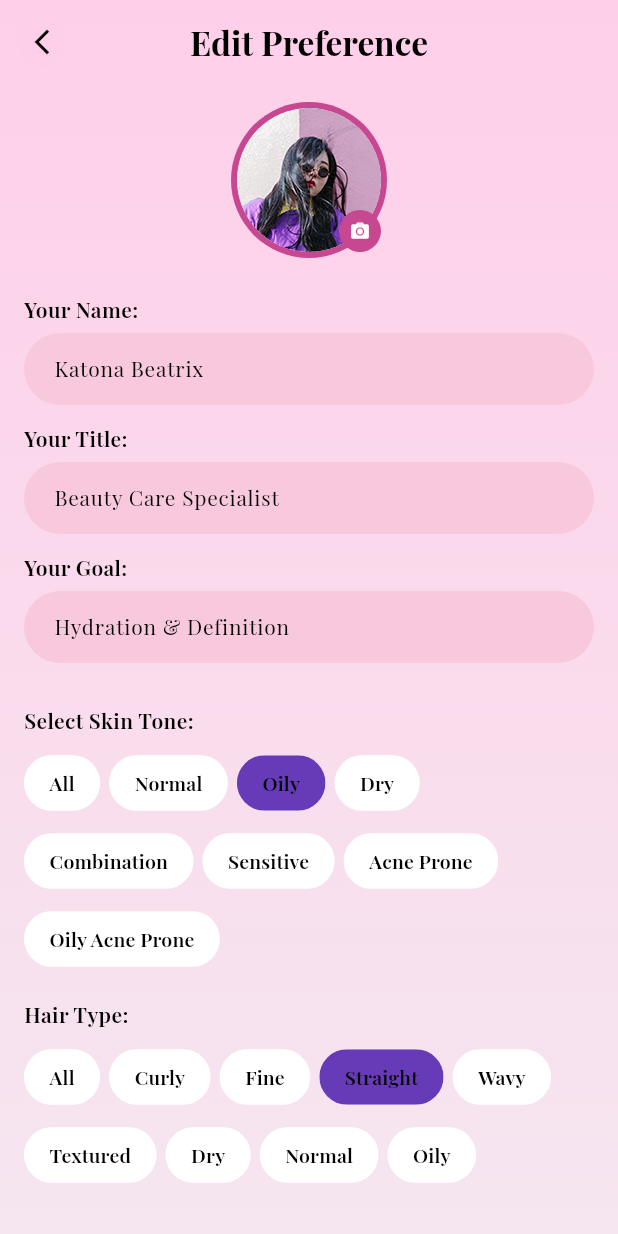
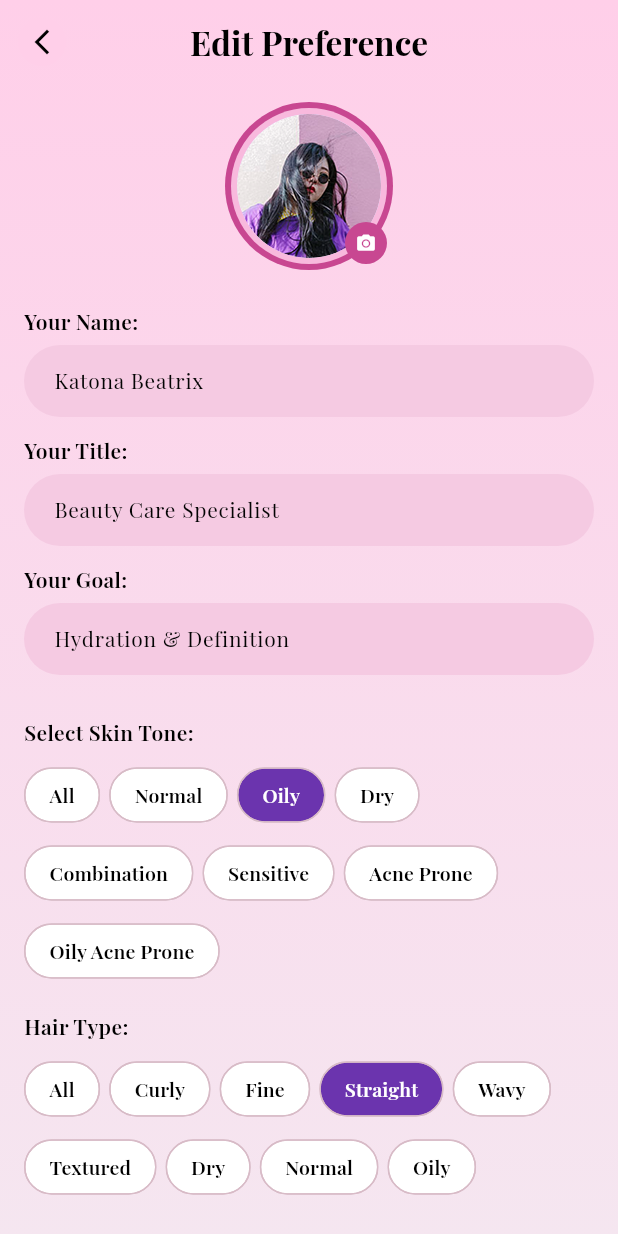
Before and after one commit to Softvence-Omega-Dev-Ninjas/the9thhour, a Flutter app: the EditPreferenceScreen screen opened by its route, on a phone screen of 412 x 824 dp. Run offline on Flutter 3.47's test engine with Material 3 defaults, Android fonts, the phone set to English and light mode, and no system bars; our stand-ins replace flutter_easyloading, flutter_screenutil, font_awesome_flutter, get, google_fonts, image_picker and 1 more.

Commit message:
update screen

```diff
--- a/lib/features/edit_preference_screen/widgets/preference_text_field.dart
+++ b/lib/features/edit_preference_screen/widgets/preference_text_field.dart
@@ -16,14 +16,14 @@ class PreferenceTextField extends StatelessWidget {
     return Column(
       crossAxisAlignment: CrossAxisAlignment.start,
       children: [
-        Text(label, style: GlobalTextStyle.heading2.copyWith(fontSize: 14)),
+        Text(label, style: GlobalTextStyle.heading2.copyWith(fontSize: 14,)),
         const SizedBox(height: 6),
         TextField(
           controller: TextEditingController(text: initialValue),
           style: GlobalTextStyle.bodyText.copyWith(fontSize: 14,fontWeight: FontWeight.w100),
           decoration: InputDecoration(
             filled: true,
-            fillColor: Color.fromARGB(255, 248, 201, 220),
+            fillColor: Color.fromARGB(255, 245, 202, 226),
             border: OutlineInputBorder(
               borderRadius: BorderRadius.circular(30),
               borderSide: BorderSide.none,
--- a/lib/features/edit_preference_screen/widgets/profile_avatar_widget.dart
+++ b/lib/features/edit_preference_screen/widgets/profile_avatar_widget.dart
@@ -15,14 +15,19 @@ class ProfileAvatarWidget extends StatelessWidget {
         children: [
           Obx(
             () => CircleAvatar(
+              radius: 56,
+              backgroundColor: const Color(0xFFC84791),
+
+              child: CircleAvatar(
                 radius: 52,
-              backgroundColor: Color(0xFFC84791),
+                backgroundColor: const Color.fromARGB(255, 248, 185, 221),
                 child: CircleAvatar(
                   radius: 48,
                   backgroundImage: controller.profileImage.value.isEmpty
                       ? AssetImage(ImagePath.profileImage)
                       : FileImage(File(controller.profileImage.value))
                             as ImageProvider,
+                ),
               ),
             ),
           ),
--- a/lib/features/edit_preference_screen/widgets/selectable_chip_group.dart
+++ b/lib/features/edit_preference_screen/widgets/selectable_chip_group.dart
@@ -26,18 +26,18 @@ class SelectableChipGroup extends StatelessWidget {
           return ChoiceChip(
             label: Text(
               item,
-              style: GlobalTextStyle.heading2.copyWith(fontSize: 13),
+              style: GlobalTextStyle.heading2.copyWith(
+                fontSize: 13,
+                color: isSelected ? Colors.white : Colors.black,
+              ),
             ),
             selected: isSelected,
             showCheckmark: false,
-            selectedColor: Colors.deepPurple,
+            selectedColor: const Color(0xFf6B34AE),
             backgroundColor: Colors.white,
-            labelStyle: TextStyle(
-              color: isSelected ? Colors.white : Colors.black,
-            ),
             shape: RoundedRectangleBorder(
               borderRadius: BorderRadius.circular(100),
-              side: const BorderSide(color: Colors.transparent),
+              side: const BorderSide(color:Color(0xFFD8BBC7)),
             ),
             onSelected: (_) => onSelected(item),
           );
```
Lines whose indentation alone changed are shown as unchanged.
